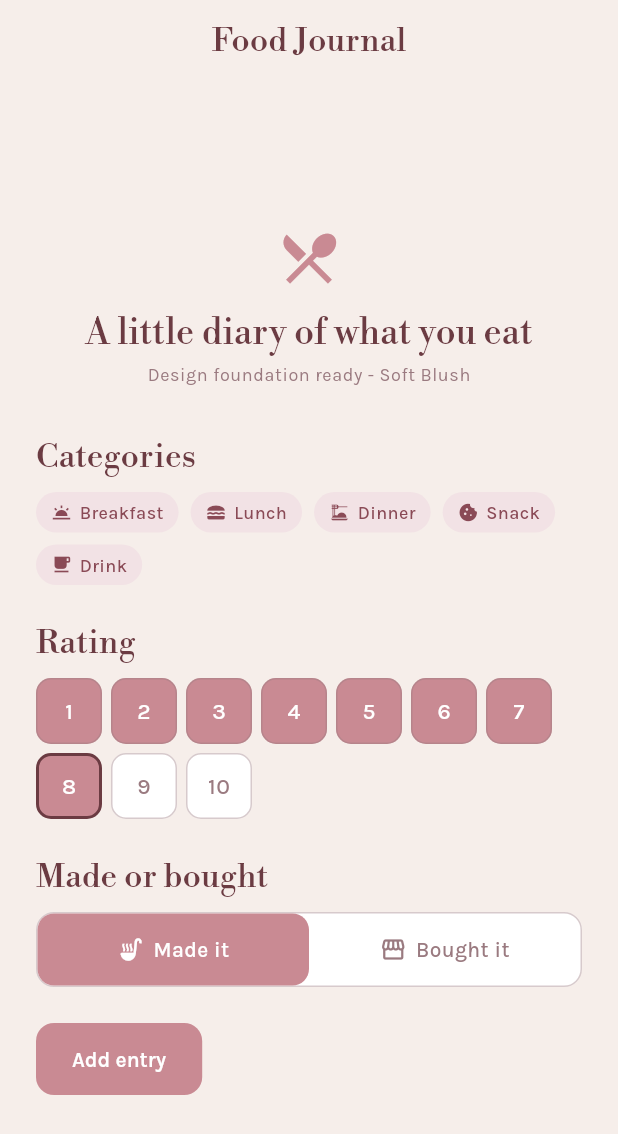
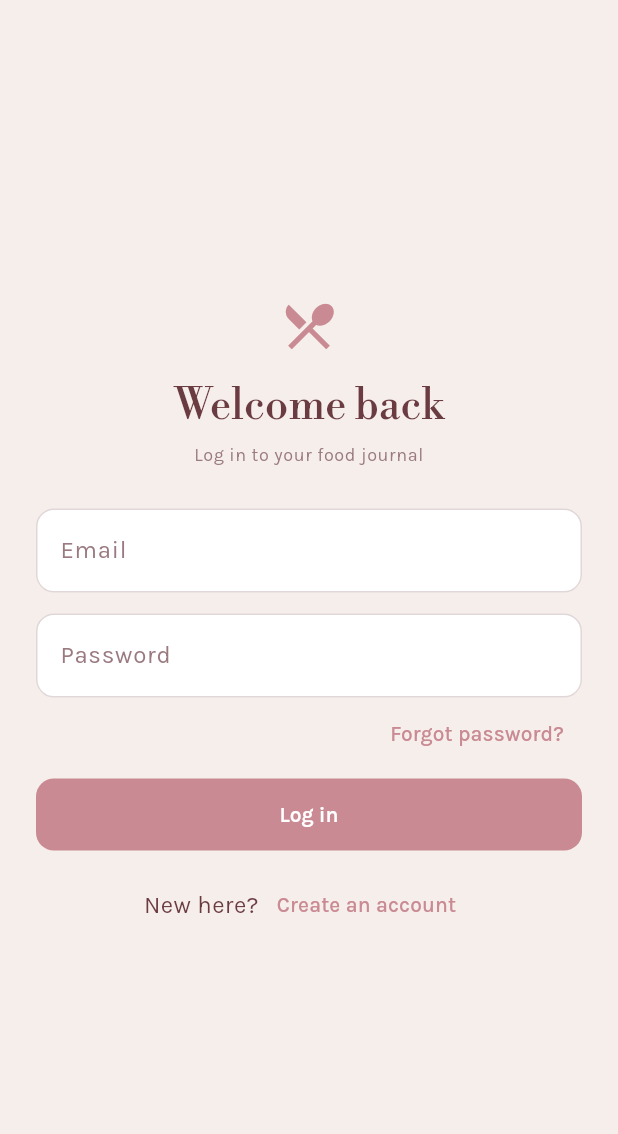
Before and after one commit to EzraGillooly/food-journal, a Flutter app: the screen it shows after launch, on a phone screen of 412 x 824 dp. Shown: the top 1134 px of the screen. Run offline on Flutter 3.47's test engine with Material 3 defaults, Android fonts, the phone set to English and light mode, and no system bars; our stand-ins replace flutter_riverpod, go_router, supabase_flutter; accounts and stored records are empty.

Commit message:
feat: authentication (F1) - login, signup, reset, logout
- auth providers: session, auth-state stream, AuthRepository
- go_router auth guard: redirect logged-out to /login, logged-in off auth routes
- login, signup (with email-confirmation state), forgot-password screens
- shared AuthScaffold + inline error banner
- logout action on home app bar
- responsive fix: switched footer rows to Wrap (no narrow-width overflow)
- router + login widget/validation tests

```diff
--- /dev/null
+++ b/lib/features/auth/application/auth_providers.dart
@@ -0,0 +1,56 @@
+import 'package:flutter_riverpod/flutter_riverpod.dart';
+import 'package:supabase_flutter/supabase_flutter.dart';
+
+import '../../../core/supabase/supabase_providers.dart';
+
+/// Emits an event whenever the Supabase auth state changes (sign in, sign out,
+/// token refresh). The router listens to this to redirect.
+final authStateChangesProvider = StreamProvider<AuthState>((ref) {
+  final client = ref.watch(supabaseClientProvider);
+  return client.auth.onAuthStateChange;
+});
+
+/// The current session, or null when signed out. Rebuilds on every auth change.
+final sessionProvider = Provider<Session?>((ref) {
+  // Depend on the stream so this recomputes on sign in/out.
+  ref.watch(authStateChangesProvider);
+  return ref.watch(supabaseClientProvider).auth.currentSession;
+});
+
+/// Whether a user is currently signed in.
+final isSignedInProvider = Provider<bool>((ref) {
+  return ref.watch(sessionProvider) != null;
+});
+
+/// Thin wrapper over Supabase auth calls used by the auth screens.
+class AuthRepository {
+  AuthRepository(this._client);
+
+  final SupabaseClient _client;
+
+  Future<void> signIn({required String email, required String password}) {
+    return _client.auth.signInWithPassword(email: email, password: password);
+  }
+
+  Future<AuthResponse> signUp({
+    required String email,
+    required String password,
+    String? emailRedirectTo,
+  }) {
+    return _client.auth.signUp(
+      email: email,
+      password: password,
+      emailRedirectTo: emailRedirectTo,
+    );
+  }
+
+  Future<void> sendPasswordReset(String email, {String? redirectTo}) {
+    return _client.auth.resetPasswordForEmail(email, redirectTo: redirectTo);
+  }
+
+  Future<void> signOut() => _client.auth.signOut();
+}
+
+final authRepositoryProvider = Provider<AuthRepository>((ref) {
+  return AuthRepository(ref.watch(supabaseClientProvider));
+});
--- /dev/null
+++ b/lib/features/auth/presentation/auth_scaffold.dart
@@ -0,0 +1,93 @@
+import 'package:flutter/material.dart';
+import 'package:flutter_riverpod/flutter_riverpod.dart';
+
+import '../../../core/theme/theme_provider.dart';
+
+/// Shared frame for the auth screens: centred card, brand mark, title, and a
+/// consistent max width.
+class AuthScaffold extends ConsumerWidget {
+  const AuthScaffold({
+    super.key,
+    required this.title,
+    required this.subtitle,
+    required this.children,
+  });
+
+  final String title;
+  final String subtitle;
+  final List<Widget> children;
+
+  @override
+  Widget build(BuildContext context, WidgetRef ref) {
+    final theme = ref.watch(themeControllerProvider);
+    final text = Theme.of(context).textTheme;
+
+    return Scaffold(
+      body: Center(
+        child: SingleChildScrollView(
+          padding: const EdgeInsets.all(24),
+          child: ConstrainedBox(
+            constraints: const BoxConstraints(maxWidth: 380),
+            child: Column(
+              mainAxisSize: MainAxisSize.min,
+              crossAxisAlignment: CrossAxisAlignment.stretch,
+              children: [
+                Icon(Icons.restaurant_menu, size: 40, color: theme.primary),
+                const SizedBox(height: 16),
+                Text(
+                  title,
+                  style: text.headlineMedium,
+                  textAlign: TextAlign.center,
+                ),
+                const SizedBox(height: 6),
+                Text(
+                  subtitle,
+                  style: text.bodySmall,
+                  textAlign: TextAlign.center,
+                ),
+                const SizedBox(height: 28),
+                ...children,
+              ],
+            ),
+          ),
+        ),
+      ),
+    );
+  }
+}
+
+/// Inline error banner shown above auth forms.
+class AuthErrorBanner extends ConsumerWidget {
+  const AuthErrorBanner({super.key, required this.message});
+
+  final String message;
+
+  @override
+  Widget build(BuildContext context, WidgetRef ref) {
+    final theme = ref.watch(themeControllerProvider);
+    return Container(
+      padding: const EdgeInsets.symmetric(horizontal: 14, vertical: 10),
+      margin: const EdgeInsets.only(bottom: 16),
+      decoration: BoxDecoration(
+        color: theme.tagBg,
+        borderRadius: BorderRadius.circular(10),
+      ),
+      child: Row(
+        children: [
+          Icon(Icons.error_outline, size: 18, color: theme.tagInk),
+          const SizedBox(width: 8),
+          Expanded(
+            child: Text(
+              message,
+              style: TextStyle(
+                fontFamily: theme.bodyFont,
+                fontSize: 13,
+                color: theme.tagInk,
+              ),
+            ),
+          ),
+        ],
+      ),
+    );
+  }
+}
--- /dev/null
+++ b/lib/features/auth/presentation/login_screen.dart
@@ -0,0 +1,119 @@
+import 'package:flutter/material.dart';
+import 'package:flutter_riverpod/flutter_riverpod.dart';
+import 'package:go_router/go_router.dart';
+import 'package:supabase_flutter/supabase_flutter.dart';
+
+import '../application/auth_providers.dart';
+import 'auth_scaffold.dart';
+
+class LoginScreen extends ConsumerStatefulWidget {
+  const LoginScreen({super.key});
+
+  @override
+  ConsumerState<LoginScreen> createState() => _LoginScreenState();
+}
+
+class _LoginScreenState extends ConsumerState<LoginScreen> {
+  final _formKey = GlobalKey<FormState>();
+  final _email = TextEditingController();
+  final _password = TextEditingController();
+  bool _loading = false;
+  String? _error;
+
+  @override
+  void dispose() {
+    _email.dispose();
+    _password.dispose();
+    super.dispose();
+  }
+
+  Future<void> _submit() async {
+    if (!_formKey.currentState!.validate()) return;
+    setState(() {
+      _loading = true;
+      _error = null;
+    });
+    try {
+      await ref
+          .read(authRepositoryProvider)
+          .signIn(email: _email.text.trim(), password: _password.text);
+      // On success the router redirect takes over.
+    } on AuthException catch (e) {
+      setState(() => _error = e.message);
+    } catch (_) {
+      setState(() => _error = 'Something went wrong. Try again.');
+    } finally {
+      if (mounted) setState(() => _loading = false);
+    }
+  }
+
+  @override
+  Widget build(BuildContext context) {
+    return AuthScaffold(
+      title: 'Welcome back',
+      subtitle: 'Log in to your food journal',
+      children: [
+        if (_error != null) AuthErrorBanner(message: _error!),
+        Form(
+          key: _formKey,
+          child: Column(
+            crossAxisAlignment: CrossAxisAlignment.stretch,
+            children: [
+              TextFormField(
+                controller: _email,
+                keyboardType: TextInputType.emailAddress,
+                autofillHints: const [AutofillHints.email],
+                decoration: const InputDecoration(labelText: 'Email'),
+                validator: (v) =>
+                    (v == null || !v.contains('@')) ? 'Enter your email' : null,
+              ),
+              const SizedBox(height: 14),
+              TextFormField(
+                controller: _password,
+                obscureText: true,
+                autofillHints: const [AutofillHints.password],
+                decoration: const InputDecoration(labelText: 'Password'),
+                onFieldSubmitted: (_) => _submit(),
+                validator: (v) =>
+                    (v == null || v.isEmpty) ? 'Enter your password' : null,
+              ),
+              Align(
+                alignment: Alignment.centerRight,
+                child: TextButton(
+                  onPressed: () => context.go('/forgot-password'),
+                  child: const Text('Forgot password?'),
+                ),
+              ),
+              const SizedBox(height: 6),
+              FilledButton(
+                onPressed: _loading ? null : _submit,
+                child: _loading
+                    ? const SizedBox(
+                        height: 20,
+                        width: 20,
+                        child: CircularProgressIndicator(
+                          strokeWidth: 2,
+                          color: Colors.white,
+                        ),
+                      )
+                    : const Text('Log in'),
+              ),
+            ],
+          ),
+        ),
+        const SizedBox(height: 12),
+        Wrap(
+          alignment: WrapAlignment.center,
+          crossAxisAlignment: WrapCrossAlignment.center,
+          children: [
+            const Text('New here?'),
+            TextButton(
+              onPressed: () => context.go('/signup'),
+              child: const Text('Create an account'),
+            ),
+          ],
+        ),
+      ],
+    );
+  }
+}
--- a/lib/features/entries/presentation/home_placeholder_screen.dart
+++ b/lib/features/entries/presentation/home_placeholder_screen.dart
@@ -2,6 +2,7 @@ import 'package:flutter/material.dart';
 import 'package:flutter_riverpod/flutter_riverpod.dart';
 
 import '../../../core/theme/theme_provider.dart';
+import '../../auth/application/auth_providers.dart';
 import '../../../shared/category_tag.dart';
 import '../../../shared/made_bought_toggle.dart';
 import '../../../shared/rating_control.dart';
@@ -27,7 +28,16 @@ class _HomePlaceholderScreenState extends ConsumerState<HomePlaceholderScreen> {
     final text = Theme.of(context).textTheme;
 
     return Scaffold(
-      appBar: AppBar(title: const Text('Food Journal')),
+      appBar: AppBar(
+        title: const Text('Food Journal'),
+        actions: [
+          IconButton(
+            tooltip: 'Log out',
+            icon: const Icon(Icons.logout),
+            onPressed: () => ref.read(authRepositoryProvider).signOut(),
+          ),
+        ],
+      ),
       body: Center(
         child: ConstrainedBox(
           constraints: const BoxConstraints(maxWidth: 420),
--- a/lib/router.dart
+++ b/lib/router.dart
@@ -1,20 +1,72 @@
+import 'dart:async';
+
+import 'package:flutter/foundation.dart';
 import 'package:flutter_riverpod/flutter_riverpod.dart';
 import 'package:go_router/go_router.dart';
 
+import 'core/supabase/supabase_providers.dart';
+import 'features/auth/presentation/forgot_password_screen.dart';
+import 'features/auth/presentation/login_screen.dart';
+import 'features/auth/presentation/signup_screen.dart';
 import 'features/entries/presentation/home_placeholder_screen.dart';
+
+/// Turns a Stream into a Listenable so GoRouter re-evaluates redirects whenever
+/// auth state changes.
+class _StreamListenable extends ChangeNotifier {
+  _StreamListenable(Stream<dynamic> stream) {
+    notifyListeners();
+    _sub = stream.asBroadcastStream().listen((_) => notifyListeners());
+  }
+  late final StreamSubscription<dynamic> _sub;
+
+  @override
+  void dispose() {
+    _sub.cancel();
+    super.dispose();
+  }
+}
+
+const _authRoutes = {'/login', '/signup', '/forgot-password'};
 
 /// App router. go_router uses the hash URL strategy by default on web, which is
 /// what GitHub Pages needs so deep links survive a hard refresh (no 404).
 ///
-/// Auth-based redirects are added in T2.1.
+/// Logged-out users are redirected to /login; logged-in users are kept out of
+/// the auth routes. Isolation of actual data is enforced by Supabase RLS.
 final routerProvider = Provider<GoRouter>((ref) {
+  final client = ref.watch(supabaseClientProvider);
+  final refresh = _StreamListenable(client.auth.onAuthStateChange);
+  ref.onDispose(refresh.dispose);
+
   return GoRouter(
     initialLocation: '/',
+    refreshListenable: refresh,
+    redirect: (context, state) {
+      final signedIn = client.auth.currentSession != null;
+      final onAuthRoute = _authRoutes.contains(state.matchedLocation);
+
+      if (!signedIn && !onAuthRoute) return '/login';
+      if (signedIn && onAuthRoute) return '/';
+      return null;
+    },
     routes: [
       GoRoute(
         path: '/',
         builder: (context, state) => const HomePlaceholderScreen(),
       ),
+      GoRoute(path: '/login', builder: (context, state) => const LoginScreen()),
+      GoRoute(
+        path: '/signup',
+        builder: (context, state) => const SignupScreen(),
+      ),
+      GoRoute(
+        path: '/forgot-password',
+        builder: (context, state) => const ForgotPasswordScreen(),
+      ),
     ],
   );
 });
+
+/// Exposed for unit testing the redirect route set.
+@visibleForTesting
+bool isAuthRoute(String location) => _authRoutes.contains(location);
```
Also changed, not shown: lib/features/auth/presentation/forgot_password_screen.dart (added, +111 -0 lines), lib/features/auth/presentation/signup_screen.dart (added, +135 -0 lines), 2 other files.
